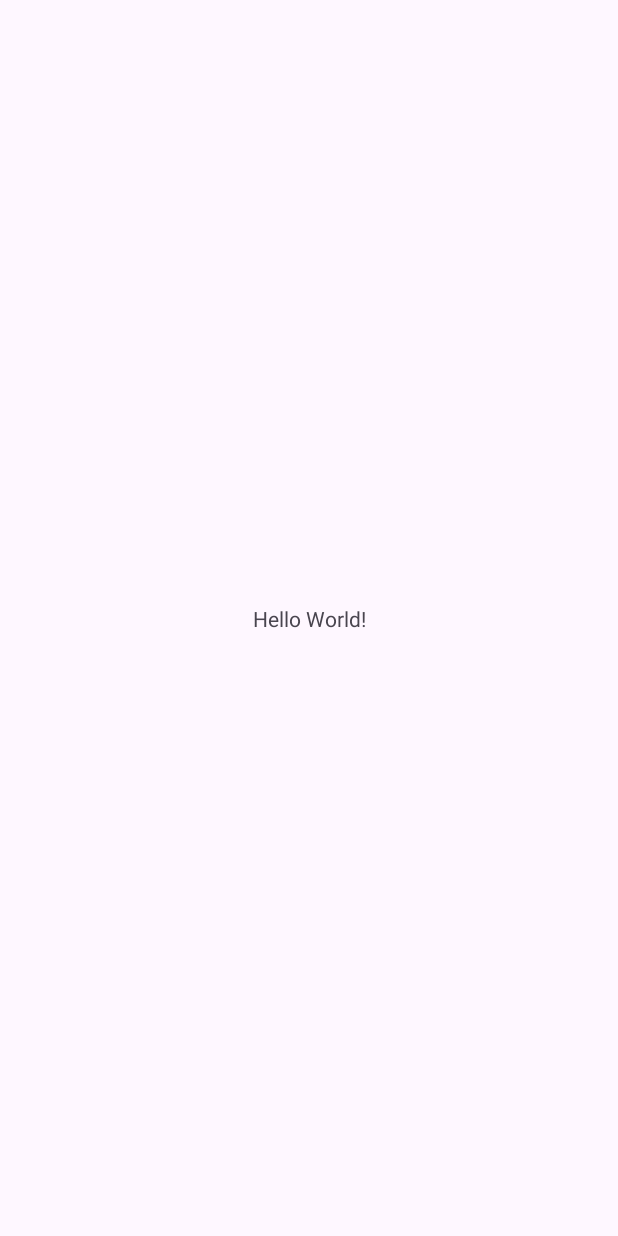
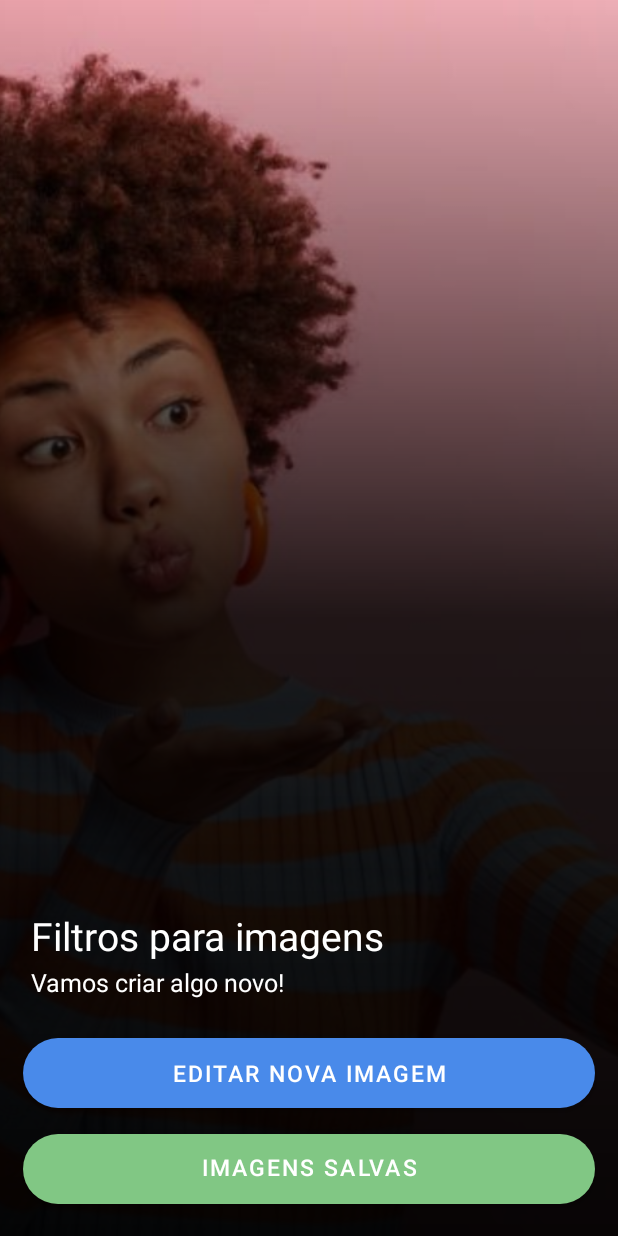
Before and after one commit to elvisclaudino/image-processing-DDM, an Android app: the screen it shows after launch (MainActivity), on a phone screen of 412 x 824 dp. Before the commit the screen is almost empty. Run offline under Robolectric (Android 15) with nearby library versions, the phone set to English and light mode, and no system bars; our stand-ins replace sdp/ssp sizes.

Commit message:
feat: add landing page

```diff
--- a/app/build.gradle.kts
+++ b/app/build.gradle.kts
@@ -36,13 +36,22 @@ android {
 }
 
 dependencies {
+    implementation("androidx.core:core-ktx:1.9.0")
+    implementation("androidx.appcompat:appcompat:1.6.1")
+    implementation("com.google.android.material:material:1.10.0")
+    implementation("androidx.constraintlayout:constraintlayout:2.1.4")
+    testImplementation("junit:junit:4.13.2")
+    androidTestImplementation("androidx.test.ext:junit:1.1.5")
+    androidTestImplementation("androidx.test.espresso:espresso-core:3.5.1")
 
-    implementation(libs.androidx.core.ktx)
-    implementation(libs.androidx.appcompat)
-    implementation(libs.material)
-    implementation(libs.androidx.activity)
-    implementation(libs.androidx.constraintlayout)
-    testImplementation(libs.junit)
-    androidTestImplementation(libs.androidx.junit)
-    androidTestImplementation(libs.androidx.espresso.core)
+    implementation("com.intuit.sdp:sdp-android:1.0.6")
+    implementation("com.intuit.ssp:ssp-android:1.0.6")
+
+    implementation("com.makeramen:roundedimageview:2.3.0")
+
+    implementation("jp.co.cyberagent.android:gpuimage:2.1.0")
+
+    implementation("org.koin:koin-androidx-viewmodel:2.0.0")
+
+    implementation("androidx.lifecycle:lifecycle-viewmodel-ktx:2.7.0")
 }
--- a/app/src/main/AndroidManifest.xml
+++ b/app/src/main/AndroidManifest.xml
@@ -1,6 +1,6 @@
 <?xml version="1.0" encoding="utf-8"?>
 <manifest xmlns:android="http://schemas.android.com/apk/res/android"
-    xmlns:tools="http://schemas.android.com/tools">
+    xmlns:tools="http://schemas.android.com/tools" >
 
     <application
         android:allowBackup="true"
@@ -10,11 +10,12 @@
         android:label="@string/app_name"
         android:roundIcon="@mipmap/ic_launcher_round"
         android:supportsRtl="true"
-        android:theme="@style/Theme.ImageProcessing"
-        tools:targetApi="31">
+        android:theme="@style/Theme.ImageFilters"
+        tools:targetApi="31" >
         <activity
+            android:theme="@style/FullScreen"
             android:name=".MainActivity"
-            android:exported="true">
+            android:exported="true" >
             <intent-filter>
                 <action android:name="android.intent.action.MAIN" />
 
--- /dev/null
+++ b/app/src/main/res/drawable/landing_background.xml
@@ -0,0 +1,9 @@
+<?xml version="1.0" encoding="utf-8"?>
+<shape xmlns:android="http://schemas.android.com/apk/res/android" android:shape="rectangle">
+    <gradient
+        android:angle="-90"
+        android:centerColor="@color/landingBackgroundCenter"
+        android:endColor="@color/landingBackgroundEnd"
+        android:startColor="@android:color/transparent"
+        />
+</shape>
--- a/app/src/main/res/layout/activity_main.xml
+++ b/app/src/main/res/layout/activity_main.xml
@@ -1,19 +1,77 @@
 <?xml version="1.0" encoding="utf-8"?>
-<androidx.constraintlayout.widget.ConstraintLayout xmlns:android="http://schemas.android.com/apk/res/android"
+<androidx.constraintlayout.widget.ConstraintLayout
+    xmlns:android="http://schemas.android.com/apk/res/android"
+    xmlns:tools="http://schemas.android.com/tools"
     xmlns:app="http://schemas.android.com/apk/res-auto"
-    xmlns:tools="http://schemas.android.com/tools"
     android:id="@+id/main"
     android:layout_width="match_parent"
     android:layout_height="match_parent"
     tools:context=".MainActivity">
 
+    <androidx.appcompat.widget.AppCompatImageView
+        android:layout_width="match_parent"
+        android:layout_height="match_parent"
+        android:scaleType="centerCrop"
+        android:src="@drawable/landing_background_img"/>
+
+    <View
+        android:layout_width="match_parent"
+        android:layout_height="match_parent"
+        android:background="@drawable/landing_background"/>
+
+    <com.google.android.material.button.MaterialButton
+        android:id="@+id/buttonViewSavedImages"
+        android:layout_width="match_parent"
+        android:layout_height="@dimen/_45sdp"
+        android:layout_marginStart="@dimen/_12sdp"
+        android:layout_marginEnd="@dimen/_12sdp"
+        android:layout_marginBottom="@dimen/_12sdp"
+        android:includeFontPadding="false"
+        android:text="@string/saved_images"
+        android:textColor="@color/white"
+        android:textSize="@dimen/_12ssp"
+        app:backgroundTint="@color/buttonSavedImages"
+        app:cornerRadius="@dimen/_20sdp"
+        app:layout_constraintBottom_toBottomOf="parent"/>
+
+    <com.google.android.material.button.MaterialButton
+        android:id="@+id/buttonEditNewImage"
+        android:layout_width="match_parent"
+        android:layout_height="@dimen/_45sdp"
+        android:layout_marginStart="@dimen/_12sdp"
+        android:layout_marginEnd="@dimen/_12sdp"
+        android:layout_marginBottom="@dimen/_4sdp"
+        android:text="@string/edit_new_image"
+        android:textColor="@color/white"
+        android:textSize="@dimen/_12ssp"
+        app:backgroundTint="@color/primaryDark"
+        app:cornerRadius="@dimen/_20sdp"
+        app:layout_constraintBottom_toTopOf="@id/buttonViewSavedImages"/>
+
     <TextView
-        android:layout_width="wrap_content"
+        android:id="@+id/textSubtitle"
+        android:layout_width="match_parent"
         android:layout_height="wrap_content"
-        android:text="Hello World!"
-        app:layout_constraintBottom_toBottomOf="parent"
-        app:layout_constraintEnd_toEndOf="parent"
-        app:layout_constraintStart_toStartOf="parent"
-        app:layout_constraintTop_toTopOf="parent" />
+        android:layout_marginStart="@dimen/_16sdp"
+        android:layout_marginEnd="@dimen/_16sdp"
+        android:layout_marginBottom="@dimen/_16sdp"
+        android:includeFontPadding="false"
+        android:text="@string/let_s_create_something_new"
+        android:textColor="@color/white"
+        android:textSize="@dimen/_13ssp"
+        app:layout_constraintBottom_toTopOf="@id/buttonEditNewImage"/>
+
+    <TextView
+        android:id="@+id/textTitle"
+        android:layout_width="match_parent"
+        android:layout_height="wrap_content"
+        android:layout_marginStart="@dimen/_16sdp"
+        android:layout_marginEnd="@dimen/_16sdp"
+        android:layout_marginBottom="@dimen/_4sdp"
+        android:includeFontPadding="false"
+        android:text="@string/image_filters"
+        android:textColor="@color/white"
+        android:textSize="@dimen/_20ssp"
+        app:layout_constraintBottom_toTopOf="@id/textSubtitle"/>
 
 </androidx.constraintlayout.widget.ConstraintLayout>
--- a/app/src/main/res/values-night/themes.xml
+++ b/app/src/main/res/values-night/themes.xml
@@ -1,7 +1,15 @@
 <resources xmlns:tools="http://schemas.android.com/tools">
     <!-- Base application theme. -->
-    <style name="Base.Theme.ImageProcessing" parent="Theme.Material3.DayNight.NoActionBar">
-        <!-- Customize your dark theme here. -->
-        <!-- <item name="colorPrimary">@color/my_dark_primary</item> -->
+    <style name="Theme.ImageFilters" parent="Theme.MaterialComponents.DayNight.NoActionBar">
+        <item name="colorPrimary">@color/primary</item>
+        <item name="colorSecondary">@color/secondary</item>
+        <item name="android:statusBarColor" >@color/primaryDark</item>
+    </style>
+
+    <style name="FullScreen" parent="Theme.ImageFilters">
+        <item name="android:windowNoTitle">true</item>
+        <item name="android:windowActionBar">false</item>
+        <item name="android:windowFullscreen">true</item>
+        <item name="android:windowContentOverlay">@null</item>
     </style>
 </resources>
--- a/app/src/main/res/values/colors.xml
+++ b/app/src/main/res/values/colors.xml
@@ -1,5 +1,14 @@
 <?xml version="1.0" encoding="utf-8"?>
 <resources>
-    <color name="black">#FF000000</color>
-    <color name="white">#FFFFFFFF</color>
+    <color name="primary">#77A7EF</color>
+    <color name="primaryDark">#498AEA</color>
+    <color name="secondary">#FEEAA5</color>
+    <color name="primaryText">#212121</color>
+    <color name="secondaryText">#757575</color>
+    <color name="landingBackgroundCenter">#DC000000</color>
+    <color name="landingBackgroundEnd">#F6000000</color>
+    <color name="buttonSavedImages">#81C784</color>
+    <color name="buttonEditNewImage">#6A3F00</color>
+    <color name="buttonEditNewImages">#03A9F4</color>
+    <color name="white">#FFFFFF</color>
 </resources>
--- a/app/src/main/res/values/strings.xml
+++ b/app/src/main/res/values/strings.xml
@@ -1,3 +1,7 @@
 <resources>
     <string name="app_name">ImageProcessing</string>
+    <string name="saved_images">Imagens Salvas</string>
+    <string name="edit_new_image">Editar Nova Imagem</string>
+    <string name="let_s_create_something_new">Vamos criar algo novo!</string>
+    <string name="image_filters">Filtros para imagens</string>
 </resources>
--- a/app/src/main/res/values/themes.xml
+++ b/app/src/main/res/values/themes.xml
@@ -1,9 +1,15 @@
 <resources xmlns:tools="http://schemas.android.com/tools">
     <!-- Base application theme. -->
-    <style name="Base.Theme.ImageProcessing" parent="Theme.Material3.DayNight.NoActionBar">
-        <!-- Customize your light theme here. -->
-        <!-- <item name="colorPrimary">@color/my_light_primary</item> -->
+    <style name="Theme.ImageFilters" parent="Theme.MaterialComponents.DayNight.NoActionBar">
+        <item name="colorPrimary">@color/primary</item>
+        <item name="colorSecondary">@color/secondary</item>
+        <item name="android:statusBarColor" >@color/primaryDark</item>
     </style>
 
-    <style name="Theme.ImageProcessing" parent="Base.Theme.ImageProcessing" />
+    <style name="FullScreen" parent="Theme.ImageFilters">
+        <item name="android:windowNoTitle">true</item>
+        <item name="android:windowActionBar">false</item>
+        <item name="android:windowFullscreen">true</item>
+        <item name="android:windowContentOverlay">@null</item>
+    </style>
 </resources>
```
Also changed, not shown: app/src/main/res/drawable/landing_background_img.jpeg (added).
